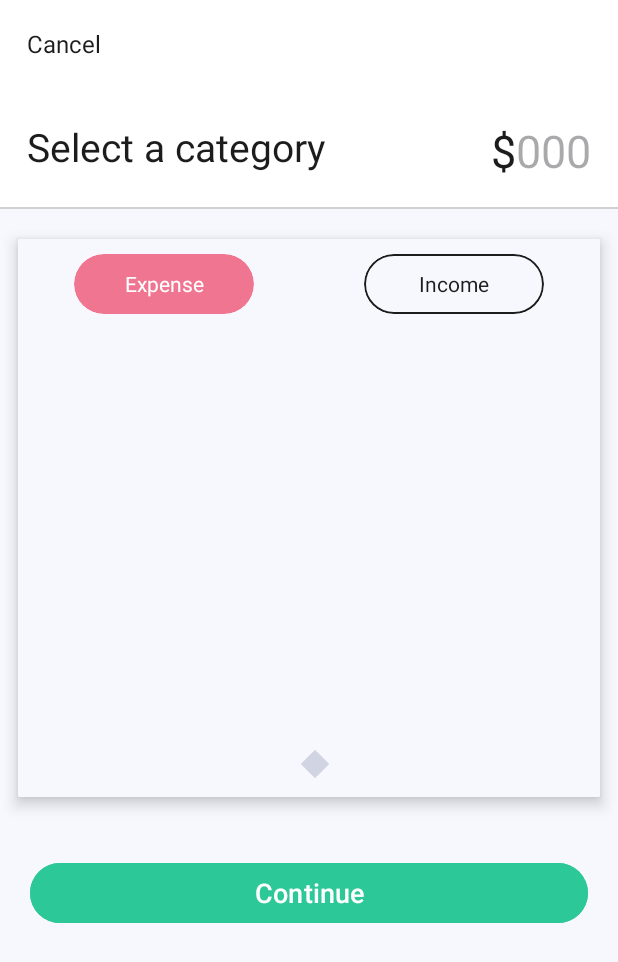
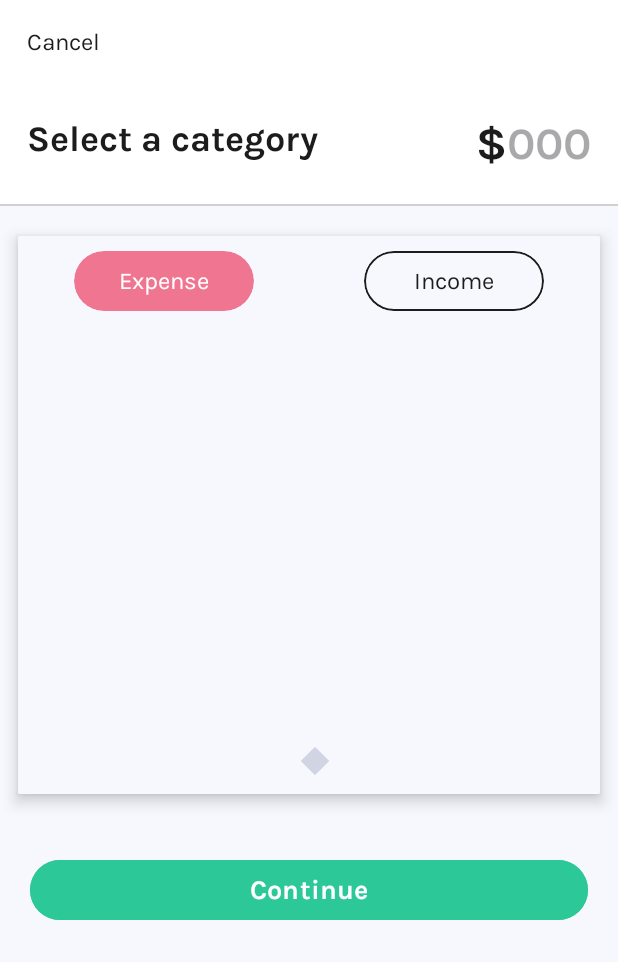
Before and after one commit to lakshaybomotra/BudgetBuzz, an Android app: the fragment AddTransactionFragment shown on its own in the app's theme, on a phone screen of 412 x 824 dp. Shown: the top 962 px of the screen. Run offline under Robolectric (Android 15) with nearby library versions, the phone set to English and light mode, and no system bars; our stand-ins replace Firebase (no records; nobody signed in at launch, a user with empty details on screens opened directly); libraries missing offline, so code that uses them is left out: coil.decode.

Commit message:
Add transaction font family changes

```diff
--- a/app/src/main/res/layout/fragment_add_transaction.xml
+++ b/app/src/main/res/layout/fragment_add_transaction.xml
@@ -30,6 +30,7 @@
                 android:layout_height="wrap_content"
                 android:layout_marginHorizontal="10dp"
                 android:layout_marginTop="10dp"
+                android:fontFamily="@font/karla_regular"
                 android:text="@string/cancel"
                 android:textColor="@color/text_heading"
                 android:textSize="16sp"
@@ -52,15 +53,17 @@
                     android:layout_width="wrap_content"
                     android:layout_height="wrap_content"
                     android:layout_alignParentStart="true"
+                    android:fontFamily="@font/karla_bold"
                     android:text="@string/select_a_category"
                     android:textColor="@color/text_heading"
-                    android:textSize="26sp" />
+                    android:textSize="24sp" />
 
                 <TextView
                     android:id="@+id/operatorSign"
                     android:layout_width="wrap_content"
                     android:layout_height="wrap_content"
                     android:layout_toStartOf="@id/currencySignTV"
+                    android:fontFamily="@font/karla_bold"
                     android:text="@string/minusSign"
                     android:textColor="@color/text_heading"
                     android:textSize="30sp"
@@ -71,6 +74,7 @@
                     android:layout_width="wrap_content"
                     android:layout_height="wrap_content"
                     android:layout_toStartOf="@id/amountET"
+                    android:fontFamily="@font/karla_bold"
                     android:text="@string/currencySign"
                     android:textColor="@color/text_heading"
                     android:textSize="30sp" />
@@ -81,6 +85,7 @@
                     android:layout_height="wrap_content"
                     android:layout_alignParentEnd="true"
                     android:background="@null"
+                    android:fontFamily="@font/karla_bold"
                     android:hint="@string/amount_hint_000"
                     android:inputType="numberDecimal"
                     android:maxWidth="100dp"
@@ -142,9 +147,11 @@
                     android:layout_width="match_parent"
                     android:layout_height="match_parent"
                     android:layout_gravity="center"
+                    android:fontFamily="@font/karla_regular"
                     android:gravity="center"
                     android:text="@string/expense"
-                    android:textColor="@color/white" />
+                    android:textColor="@color/white"
+                    android:textSize="16sp" />
             </com.google.android.material.card.MaterialCardView>
 
             <com.google.android.material.card.MaterialCardView
@@ -165,9 +172,11 @@
                     android:layout_width="match_parent"
                     android:layout_height="match_parent"
                     android:layout_gravity="center"
+                    android:fontFamily="@font/karla_regular"
                     android:gravity="center"
                     android:text="@string/income"
-                    android:textColor="@color/text_heading" />
+                    android:textColor="@color/text_heading"
+                    android:textSize="16sp" />
             </com.google.android.material.card.MaterialCardView>
 
             <androidx.viewpager2.widget.ViewPager2
@@ -244,9 +253,9 @@
                         android:layout_gravity="center"
                         android:layout_marginStart="15dp"
                         android:layout_weight="0.5"
+                        android:contentDescription="@string/calendarIcon"
                         android:src="@drawable/calendar"
-                        app:tint="@color/green_main"
-                        android:contentDescription="@string/calendarIcon" />
+                        app:tint="@color/green_main" />
 
                     <TextView
                         android:id="@+id/dateTV"
@@ -255,6 +264,7 @@
                         android:layout_marginStart="10dp"
                         android:layout_weight="4"
                         android:autoSizeTextType="uniform"
+                        android:fontFamily="@font/karla_regular"
                         android:gravity="center_vertical"
                         android:maxLines="1"
                         android:padding="8dp"
@@ -277,8 +287,8 @@
                         android:layout_gravity="center"
                         android:layout_marginStart="15dp"
                         android:layout_weight="0.5"
-                        app:tint="@color/green_main"
-                        android:contentDescription="@string/selectedCategoryicon" />
+                        android:contentDescription="@string/selectedCategoryicon"
+                        app:tint="@color/green_main" />
 
                     <TextView
                         android:id="@+id/selectedCategoryTV"
@@ -286,6 +296,7 @@
                         android:layout_height="match_parent"
                         android:layout_marginStart="10dp"
                         android:layout_weight="4"
+                        android:fontFamily="@font/karla_regular"
                         android:gravity="center_vertical"
                         android:maxLines="1"
                         android:padding="4dp"
@@ -309,9 +320,9 @@
                         android:layout_gravity="center"
                         android:layout_marginStart="15dp"
                         android:layout_weight="0.5"
+                        android:contentDescription="@string/noteIcon"
                         android:src="@drawable/note_icon"
-                        app:tint="@color/green_main"
-                        android:contentDescription="@string/noteIcon" />
+                        app:tint="@color/green_main" />
 
                     <EditText
                         android:id="@+id/transactionNote"
@@ -321,6 +332,7 @@
                         android:layout_weight="4"
                         android:autoSizeTextType="uniform"
                         android:background="@null"
+                        android:fontFamily="@font/karla_regular"
                         android:gravity="center_vertical"
                         android:hint="@string/transaction_note" />
 
@@ -337,6 +349,7 @@
         android:layout_marginTop="40dp"
         android:backgroundTint="@color/green_main"
         android:elevation="4dp"
+        android:fontFamily="@font/karla_bold"
         android:shadowColor="@color/black"
         android:text="@string/continue_btn"
         android:textAllCaps="false"
@@ -356,6 +369,7 @@
         android:layout_marginTop="40dp"
         android:backgroundTint="@color/green_main"
         android:elevation="4dp"
+        android:fontFamily="@font/karla_bold"
         android:shadowColor="@color/black"
         android:text="@string/add_transaction"
         android:textAllCaps="false"
```
